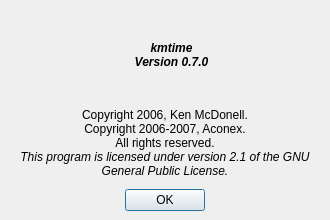
Qt form src/time/aboutdialog.ui (performancecopilot/pcp) before a commit.
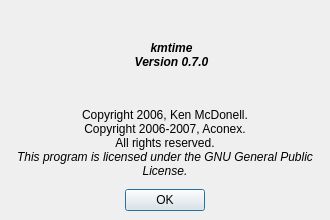
The same form after that commit. Icons and pictures are not drawn.

Diff of the .ui file:
```diff
--- a/src/time/aboutdialog.ui
+++ b/src/time/aboutdialog.ui
@@ -125,7 +125,7 @@
         <string>Copyright 2006, Ken McDonell.&lt;br>
 Copyright 2006-2007, Aconex.&lt;br>
 All rights reserved.&lt;br>
-&lt;i>This program is licensed under version 2.1 of the GNU General Public License.&lt;/i></string>
+&lt;i>This program is licensed under the GNU General Public License.&lt;/i></string>
        </property>
        <property name="alignment" >
         <set>Qt::AlignCenter</set>
```
